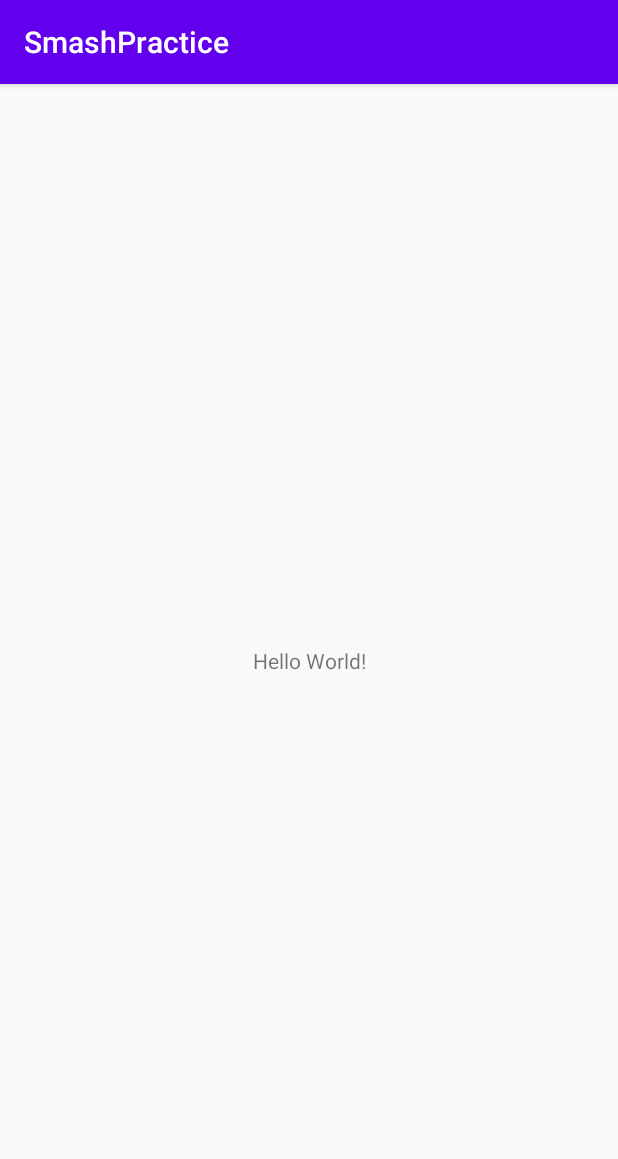
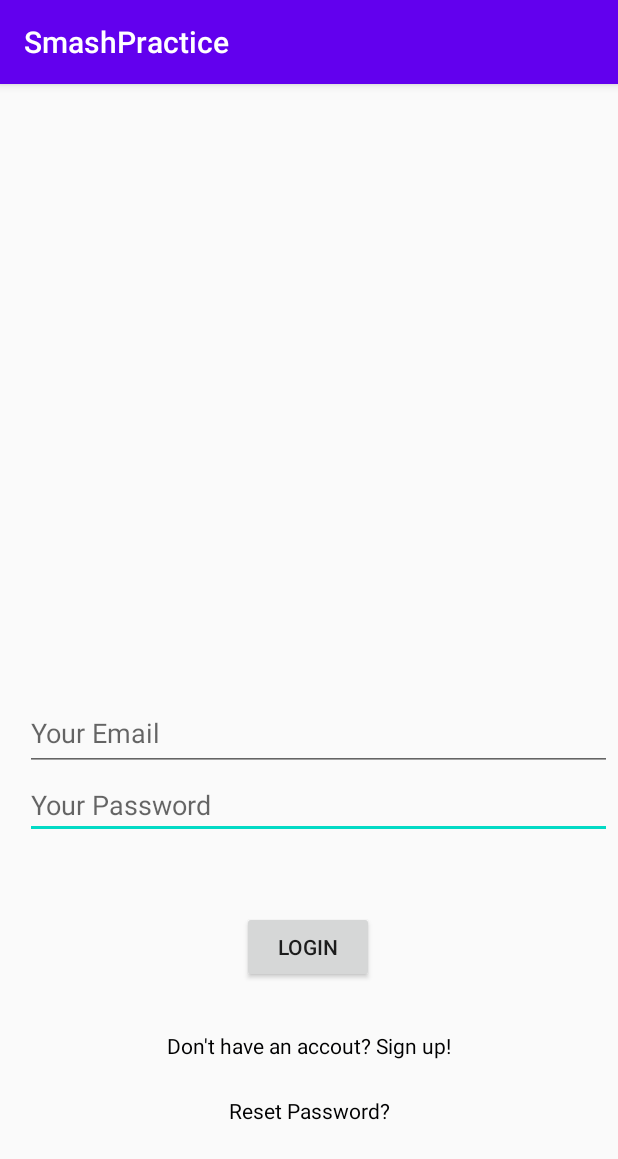
Before and after one commit to zakhodgson1/Smashpractice, an Android app: the screen it shows after launch (MainActivity before the commit, LoginActivity after it), on a phone screen of 412 x 824 dp. Shown: the top 1159 px of the screen. Run offline under Robolectric (Android 15) with nearby library versions, the phone set to English and light mode, and no system bars; our stand-ins replace ButterKnife; libraries missing offline, so code that uses them is left out: com.mongodb.stitch; 3 statements that could not run were skipped.

Commit message:
Set up stitch db, Templates for login/signup done

```diff
--- a/app/src/main/AndroidManifest.xml
+++ b/app/src/main/AndroidManifest.xml
@@ -9,6 +9,8 @@
         android:roundIcon="@mipmap/ic_launcher_round"
         android:supportsRtl="true"
         android:theme="@style/AppTheme">
+        <activity android:name=".SignupActivity"></activity>
+        <activity android:name=".LoginActivity" />
         <activity android:name=".MainActivity">
             <intent-filter>
                 <action android:name="android.intent.action.MAIN" />
--- /dev/null
+++ b/app/src/main/java/com/example/smashpractice/LoginActivity.java
@@ -0,0 +1,14 @@
+package com.example.smashpractice;
+
+import androidx.appcompat.app.AppCompatActivity;
+
+import android.os.Bundle;
+
+public class LoginActivity extends AppCompatActivity {
+
+    @Override
+    protected void onCreate(Bundle savedInstanceState) {
+        super.onCreate(savedInstanceState);
+        setContentView(R.layout.activity_login);
+    }
+}
--- a/app/src/main/java/com/example/smashpractice/MainActivity.java
+++ b/app/src/main/java/com/example/smashpractice/MainActivity.java
@@ -2,13 +2,44 @@
 
 import androidx.appcompat.app.AppCompatActivity;
 
+import android.content.Intent;
 import android.os.Bundle;
+import android.view.View;
+import android.widget.Button;
+
+import com.mongodb.stitch.android.core.Stitch;
+import com.mongodb.stitch.android.core.StitchAppClient;
+import com.mongodb.stitch.android.services.mongodb.remote.RemoteMongoClient;
+
+import butterknife.ButterKnife;
+import butterknife.InjectView;
 
 public class MainActivity extends AppCompatActivity {
+
+    @InjectView(R.id.loginB)
+    Button loginButton;
 
     @Override
     protected void onCreate(Bundle savedInstanceState) {
         super.onCreate(savedInstanceState);
         setContentView(R.layout.activity_main);
+
+        // Initialize stitch client
+        final StitchAppClient client = Stitch.initializeDefaultAppClient("smashpractice-jxlen");
+
+        final RemoteMongoClient mongoClient = client.getServiceClient(RemoteMongoClient.factory, "mongodb-atlas");
+
+        Intent intent = new Intent(this, LoginActivity.class);
+        startActivity(intent);
+
+        loginButton.setOnClickListener(new View.OnClickListener() {
+
+            @Override
+            public void onClick(View v) {
+                // Start the Signup activity
+                Intent intent = new Intent(getApplicationContext(), LoginActivity.class);
+                startActivity(intent);
+            }
+        });
     }
 }
--- /dev/null
+++ b/app/src/main/res/layout/activity_login.xml
@@ -0,0 +1,69 @@
+<?xml version="1.0" encoding="utf-8"?>
+<androidx.constraintlayout.widget.ConstraintLayout xmlns:android="http://schemas.android.com/apk/res/android"
+    xmlns:app="http://schemas.android.com/apk/res-auto"
+    xmlns:tools="http://schemas.android.com/tools"
+    android:layout_width="match_parent"
+    android:layout_height="match_parent"
+    tools:context=".LoginActivity">
+
+    <TextView
+        android:id="@+id/textView"
+        android:layout_width="wrap_content"
+        android:layout_height="wrap_content"
+        android:layout_marginTop="24dp"
+        android:text="Reset Password?"
+        android:textColor="#000001"
+        app:layout_constraintEnd_toEndOf="parent"
+        app:layout_constraintStart_toStartOf="parent"
+        app:layout_constraintTop_toBottomOf="@+id/textView2" />
+
+    <TextView
+        android:id="@+id/textView2"
+        android:layout_width="wrap_content"
+        android:layout_height="wrap_content"
+        android:layout_marginTop="32dp"
+        android:text="Don't have an accout? Sign up!"
+        android:textColor="#000001"
+        app:layout_constraintEnd_toEndOf="parent"
+        app:layout_constraintStart_toStartOf="parent"
+        app:layout_constraintTop_toBottomOf="@+id/loginButton" />
+
+    <Button
+        android:id="@+id/loginButton"
+        style="@style/Widget.AppCompat.Button"
+        android:layout_width="wrap_content"
+        android:layout_height="wrap_content"
+        android:layout_marginTop="48dp"
+        android:text="Login"
+        app:layout_constraintEnd_toEndOf="parent"
+        app:layout_constraintHorizontal_bias="0.498"
+        app:layout_constraintStart_toStartOf="parent"
+        app:layout_constraintTop_toBottomOf="@+id/pwInput" />
+
+    <EditText
+        android:id="@+id/pwInput"
+        android:layout_width="391dp"
+        android:layout_height="45dp"
+        android:ems="10"
+        android:hint="Your Password"
+        android:inputType="textPassword"
+        app:layout_constraintEnd_toEndOf="parent"
+        app:layout_constraintHorizontal_bias="0.8"
+        app:layout_constraintStart_toStartOf="parent"
+        app:layout_constraintTop_toBottomOf="@+id/emailInput" />
+
+    <EditText
+        android:id="@+id/emailInput"
+        android:layout_width="391dp"
+        android:layout_height="50dp"
+        android:layout_marginTop="408dp"
+        android:ems="10"
+        android:hint="Your Email"
+        android:inputType="textEmailAddress"
+        app:layout_constraintEnd_toEndOf="parent"
+        app:layout_constraintHorizontal_bias="0.8"
+        app:layout_constraintStart_toStartOf="parent"
+        app:layout_constraintTop_toTopOf="parent" />
+
+
+</androidx.constraintlayout.widget.ConstraintLayout>
```
Also changed, not shown: app/build.gradle (+7 -1 lines), app/src/main/java/com/example/smashpractice/SignupActivity.java (added, +14 -0 lines), app/src/main/res/layout/activity_main.xml (+33 -4 lines), app/src/main/res/layout/activity_signup.xml (added, +68 -0 lines).
